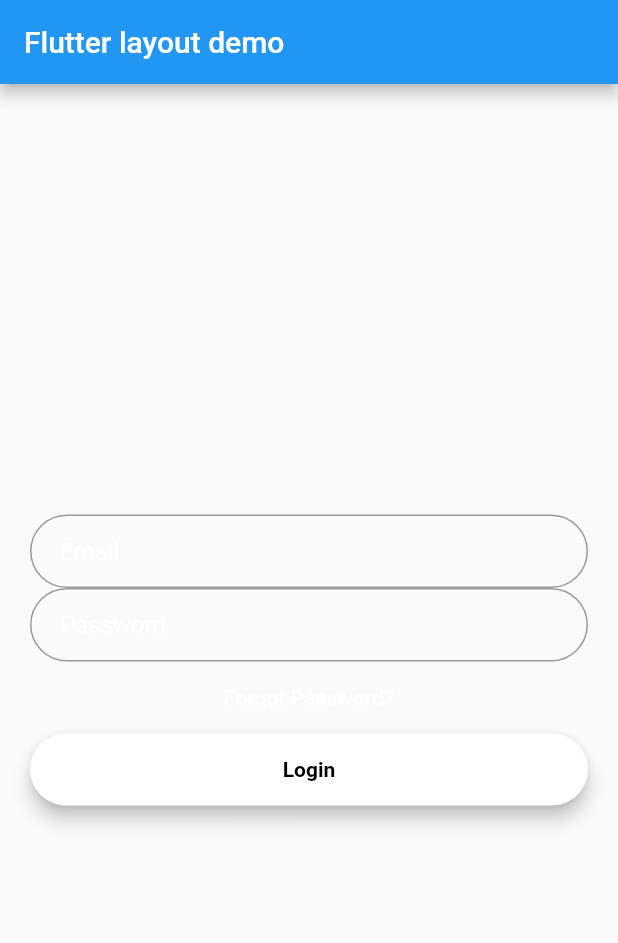
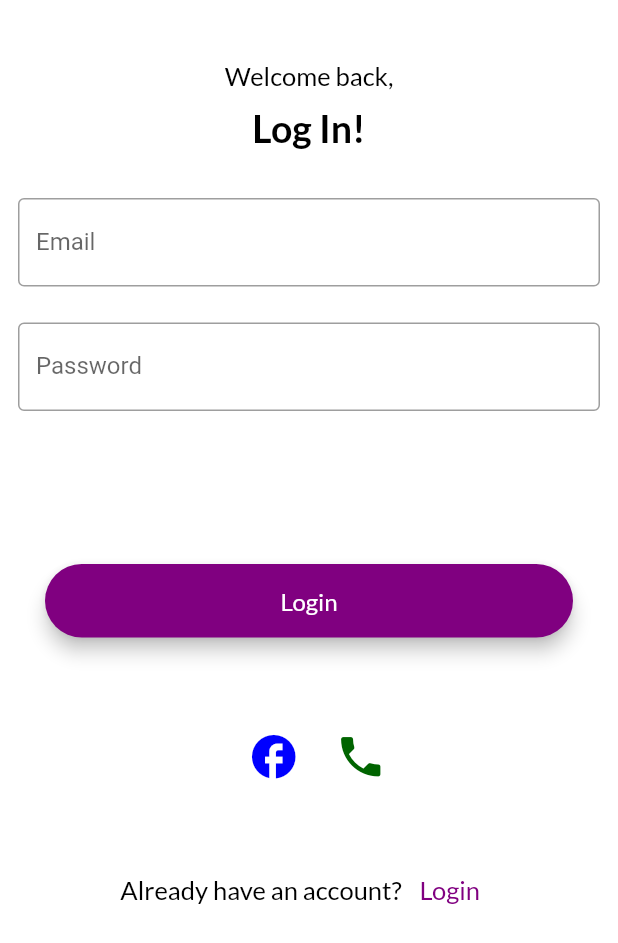
Before and after one commit to JocelynVelarde/doc_ai, a Flutter app: the screen it shows after launch, after a tap on "Login", on a phone screen of 412 x 824 dp. Shown: the top 943 px of the screen. Run offline on Flutter 3.47's test engine with Material 2 defaults, Android fonts, the phone set to English and light mode, and no system bars; our stand-ins replace google_fonts.

Commit message:
finished intro page and made some more widgets

```diff
--- /dev/null
+++ b/lib/Constants/Directions.dart
@@ -0,0 +1,13 @@
+
+import 'package:flutter/material.dart';
+
+import '../Pages/LoginPage.dart';
+
+
+void navigateToLoginPage(BuildContext context) {
+  Navigator.push(context, MaterialPageRoute(builder: (context) => LoginPage()));
+}
+
+void navigateToSignUpPage(BuildContext context) {
+  Navigator.push(context, MaterialPageRoute(builder: (context) => LoginPage()));
+}
--- a/lib/Pages/IntroPage.dart
+++ b/lib/Pages/IntroPage.dart
@@ -1,22 +1,35 @@
+import 'package:doc_ai/Constants/Colors.dart';
 import 'package:doc_ai/Widgets/Intro.dart';
 import 'package:flutter/material.dart';
 
+import '../Constants/Directions.dart';
+import '../Widgets/Buttons.dart';
 
 //create a screen using the widgets from intro
-class Intro extends StatelessWidget {
+class IntroPage extends StatelessWidget {
+  const IntroPage({super.key});
+
   @override
   Widget build(BuildContext context) {
     return Scaffold(
-      backgroundColor: Colors.white,
       body: Container(
+        color: white,
         //create a column to stack the widgets
-        child: Column(
-          mainAxisAlignment: MainAxisAlignment.center,
+        child: ListView(
           children: [
             //add the widgets from intro.dart
             logoImage,
             introText,
-            emailSignUpButton,
+            Container(
+              padding: const EdgeInsets.only(
+                  top: 60, bottom: 12, left: 30, right: 30),
+              child: buttonWithIcon(
+                  icon: Icons.email,
+                  text: "Continue with Email",
+                  onPressed: () {
+                    navigateToLoginPage(context);
+                  }),
+            ),
             otherSignUpButtons,
             loginTextButton,
           ],
--- a/lib/Pages/LoginPage.dart
+++ b/lib/Pages/LoginPage.dart
@@ -1,72 +1,31 @@
+import 'package:doc_ai/Constants/Colors.dart';
+import 'package:doc_ai/Widgets/Intro.dart';
+import 'package:doc_ai/Widgets/Login.dart';
 import 'package:flutter/material.dart';
 
-class LoginPage extends StatefulWidget {
-  LoginPage({Key? key}) : super(key: key);
-
-  @override
-  State<StatefulWidget> createState() => _LoginPageState();
-}
-
-class _LoginPageState extends State<LoginPage> {
+//create a screen using the widgets from intro
+class LoginPage extends StatelessWidget {
   @override
   Widget build(BuildContext context) {
-    final emailField = TextField(
-      obscureText: false,
-      style: TextStyle(color: Colors.white),
-      decoration: InputDecoration(
-        contentPadding: EdgeInsets.fromLTRB(20, 15, 20, 15),
-        hintText: "Email",
-        hintStyle: TextStyle(color: Colors.white),
-        border: OutlineInputBorder(
-          borderRadius: BorderRadius.circular(32),
+    return Scaffold(
+      body: Container(
+        color: white,
+        //create a column to stack the widgets
+        child: ListView(
+          children: [
+            //add the widgets from intro.dart
+            welcomeText,
+            loginTextField,
+            passwordTextField,
+            Container(
+              padding: EdgeInsets.only(top: 60, bottom: 12, left: 30, right: 30),
+              child: loginButton,
+            ),
+            otherSignUpButtons,
+            loginTextButton,
+          ],
         ),
       ),
     );
-    final passwordField = TextField(
-      obscureText: true,
-      style: TextStyle(color: Colors.white),
-      decoration: InputDecoration(
-        contentPadding: EdgeInsets.fromLTRB(20, 15, 20, 15),
-        hintText: "Password",
-        hintStyle: TextStyle(color: Colors.white),
-        border: OutlineInputBorder(
-          borderRadius: BorderRadius.circular(32),
-        ),
-      ),
-    );
-    final loginButton = Material(
-      elevation: 5,
-      borderRadius: BorderRadius.circular(30),
-      color: Colors.white,
-      child: MaterialButton(
-        minWidth: MediaQuery.of(context).size.width,
-        padding: EdgeInsets.fromLTRB(20, 15, 20, 15),
-        onPressed: () {},
-        child: Text(
-          "Login",
-          textAlign: TextAlign.center,
-          style: TextStyle(
-            color: Colors.black,
-            fontWeight: FontWeight.bold,
-          ),
-        ),
-      ),
-    );
-    final forgotPassword = TextButton(
-      onPressed: () {},
-      child: Text(
-        "Forgot Password?",
-        style: TextStyle(color: Colors.white),
-      ),
-    );
-    return SafeArea(
-        child: Scaffold(
-            body: Center(
-      child: ListView(
-        shrinkWrap: true,
-        padding: EdgeInsets.symmetric(horizontal: 20),
-        children: [emailField, passwordField, forgotPassword, loginButton],
-      ),
-    )));
   }
 }
--- a/lib/Widgets/Buttons.dart
+++ b/lib/Widgets/Buttons.dart
@@ -2,11 +2,55 @@ import 'package:doc_ai/Constants/Colors.dart';
 import 'package:flutter/material.dart';
 
 
-ElevatedButton buttonForInformation(String text) {
-  return ElevatedButton(
-    onPressed: () {
-      print('Pressed');
-    },
-    child: Text(text, style: TextStyle(fontSize: 20, color: darkPurple)),
+Widget buttonWithIcon({required String text, required IconData icon, required Function onPressed}) {
+  return Container(
+    padding: const EdgeInsets.only(top: 30, bottom: 30),
+    child: Container(
+      decoration: BoxDecoration(
+        borderRadius: BorderRadius.circular(30),
+        gradient: const LinearGradient(
+          colors: [purple, lightPurple],
+          begin: Alignment.topLeft,
+          end: Alignment.bottomRight,
+        ),
+        boxShadow: [
+          BoxShadow(
+            color: Colors.purple.withOpacity(0.5),
+            spreadRadius: 2,
+            blurRadius: 5,
+            offset: Offset(0, 2),
+          ),
+        ],
+      ),
+      child: MaterialButton(
+        minWidth: 100, // reduce the minimum width of the button
+        padding: const EdgeInsets.symmetric(horizontal: 60, vertical: 15),
+        onPressed: () {},
+        child: Row(
+          children: [
+            Padding(
+              padding: const EdgeInsets.only(
+                  right: 10), // adjust the horizontal padding of the icon widget
+              child: Icon(
+                icon,
+                color: Colors.white,
+                size: 20,
+              ),
+            ),
+            Expanded(
+              child: Text(
+                text,
+                textAlign: TextAlign.center,
+                style: TextStyle(
+                  color: Colors.white,
+                  fontSize: 16,
+                  fontWeight: FontWeight.bold,
+                ),
+              ),
+            ),
+          ],
+        ),
+      ),
+    ),
   );
 }
--- a/lib/Widgets/Intro.dart
+++ b/lib/Widgets/Intro.dart
@@ -1,63 +1,60 @@
 import 'package:doc_ai/Constants/Colors.dart';
+import 'package:doc_ai/Pages/LoginPage.dart';
 import 'package:flutter/material.dart';
 
+import '../Constants/Directions.dart';
 import '../Constants/TextStyle.dart';
 
 Container logoImage = Container(
-  padding: EdgeInsets.all(12),
-  child: Image.asset('assets/backgroundGradient.png'),
+  padding: EdgeInsets.all(20),
+  child: Image.asset('assets/Logo.png', height: 200, width: 200),
 );
 
 Container introText = Container(
-  padding: EdgeInsets.all(12),
-  child: Text(
-    "Welcome to Med.ai!",
-    textAlign: TextAlign.center,
-    style: titleText,
-  ),
-);
-
-Container emailSignUpButton = Container(
-  padding: EdgeInsets.all(12),
-  child: Material(
-    elevation: 5,
-    borderRadius: BorderRadius.circular(30),
-    color: white,
-    child: MaterialButton(
-      minWidth: 200,
-      padding: EdgeInsets.fromLTRB(20, 15, 20, 15),
-      onPressed: () {},
-      child: Text(
-        "Sign Up with Email",
+  padding: EdgeInsets.only(top: 40, bottom: 20),
+  child: Column(
+    children: [
+      Text(
+        "Sign up to get started",
         textAlign: TextAlign.center,
-        style: buttonText,
+        style: titleText,
       ),
-    ),
+      SizedBox(height: 10),
+      Text("It´s easier that way",
+          textAlign: TextAlign.center, style: plainText)
+    ],
   ),
 );
 
 Container otherSignUpButtons = Container(
-  padding: EdgeInsets.all(12),
+  padding: const EdgeInsets.all(12),
   child: Row(
-    mainAxisAlignment: MainAxisAlignment.spaceAround,
     children: [
-      Expanded(
-        child: const Icon(
-          Icons.facebook,
-          color: Colors.blue,
+      Padding(
+        padding: const EdgeInsets.only(left: 145, right: 10),
+        child: IconButton(
+          onPressed: () {},
+          icon: Icon(
+            Icons.facebook,
+            color: blue,
+            size: 35,
+          ),
         ),
       ),
-      Expanded(
-          child: Icon(
-        Icons.login,
-        color: red,
-      ))
+      IconButton(
+        onPressed: () {},
+        icon: const Icon(
+          Icons.phone,
+          color: darkgreen,
+          size: 35,
+        ),
+      )
     ],
   ),
 );
 
 Container loginTextButton = Container(
-  padding: EdgeInsets.all(12),
+  padding: EdgeInsets.only(top: 30),
   child: Row(
     mainAxisAlignment: MainAxisAlignment.center,
     children: [
@@ -66,12 +63,18 @@ Container loginTextButton = Container(
         textAlign: TextAlign.center,
         style: plainText,
       ),
-      TextButton(
-        onPressed: () {},
-        child: Text(
-          "Login",
-          style: TextStyle(color: purple),
-        ),
+      Builder(
+        builder: (BuildContext context) {
+          return TextButton(
+            onPressed: () {
+              navigateToLoginPage(context);
+            },
+            child: Text(
+              "Login",
+              style: plainPurpleText,
+            ),
+          );
+        },
       ),
     ],
   ),
--- /dev/null
+++ b/lib/Widgets/Login.dart
@@ -0,0 +1,60 @@
+import 'package:flutter/material.dart';
+
+import '../Constants/Colors.dart';
+import '../Constants/TextStyle.dart';
+
+Container welcomeText = Container(
+  padding: EdgeInsets.only(top: 40, bottom: 20),
+  child: Column(
+    children: [
+      Text(
+        "Welcome back,",
+        textAlign: TextAlign.center,
+        style: plainText,
+      ),
+      SizedBox(height: 10),
+      Text("Log In!",
+          textAlign: TextAlign.center, style: titleText)
+    ],
+  ),
+);
+
+Container loginTextField = Container(
+  padding: EdgeInsets.all(12),
+  child: TextField(
+    decoration: InputDecoration(
+      border: OutlineInputBorder(),
+      labelText: 'Email',
+    ),
+  ),
+);
+
+Container passwordTextField = Container(
+  padding: EdgeInsets.all(12),
+  child: TextField(
+    obscureText: true,
+    decoration: InputDecoration(
+      border: OutlineInputBorder(),
+      labelText: 'Password',
+    ),
+  ),
+);
+
+Container loginButton = Container(
+  padding: EdgeInsets.only(top: 30, bottom: 30),
+  child: Material(
+    elevation: 5,
+    borderRadius: BorderRadius.circular(30),
+    color: purple,
+    child: MaterialButton(
+      minWidth: 200,
+      padding: EdgeInsets.fromLTRB(20, 15, 20, 15),
+      onPressed: () {},
+      child: Text(
+        "Login",
+        textAlign: TextAlign.center,
+        style: buttonText,
+      ),
+    ),
+  ),
+);
--- a/lib/main.dart
+++ b/lib/main.dart
@@ -1,3 +1,4 @@
+import 'package:doc_ai/Pages/IntroPage.dart';
 import 'package:doc_ai/Pages/LoginPage.dart';
 import 'package:flutter/material.dart';
 
@@ -9,12 +10,10 @@ class MyApp extends StatelessWidget {
   @override
   Widget build(BuildContext context) {
     return MaterialApp(
-      title: 'Flutter layout demo',
+      title: 'Med.ai',
+      debugShowCheckedModeBanner: false,
       home: Scaffold(
-        appBar: AppBar(
-          title: const Text('Flutter layout demo'),
-        ),
-        body: LoginPage(),
+        body: IntroPage(),
       ),
     );
   }
--- a/pubspec.yaml
+++ b/pubspec.yaml
@@ -37,6 +37,7 @@ dependencies:
   # Use with the CupertinoIcons class for iOS style icons.
   cupertino_icons: ^1.0.2
   google_fonts: ^4.0.4
+  #flutter_gradients: ^0.0.1
 
 dev_dependencies:
   flutter_test:
```
Also changed, not shown: lib/Constants/Colors.dart (+11 -7 lines), lib/Constants/TextStyle.dart (+21 -13 lines), lib/Widgets/LoginPage.dart (deleted, +0 -11 lines), assets/Logo.png (added), assets/medAiLogo.png (added), 1 other file.
